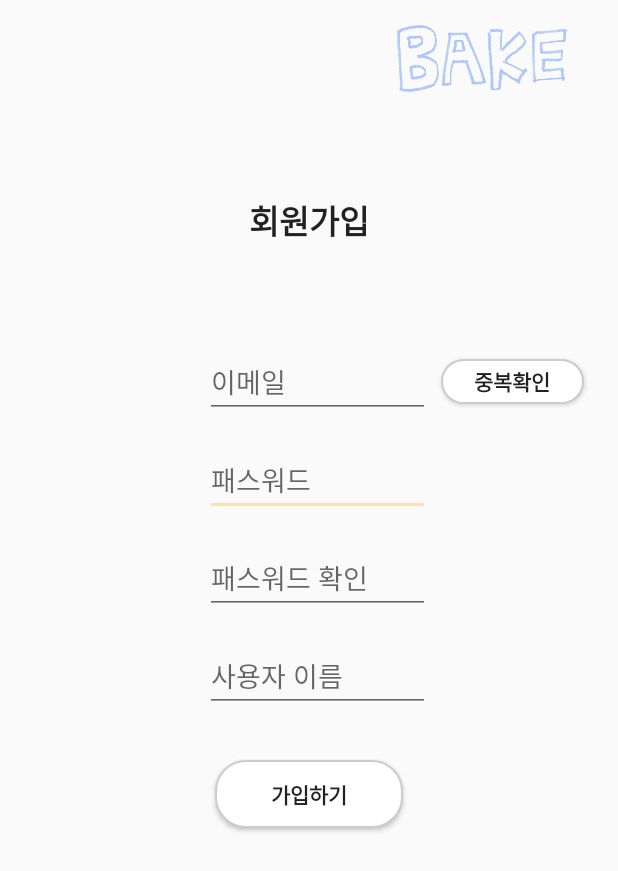
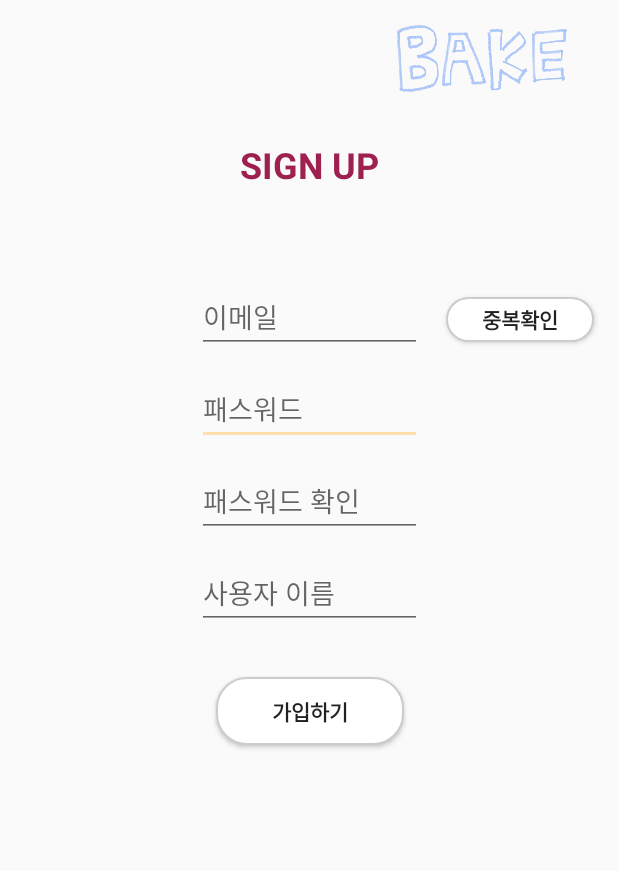
Before and after one commit to SMU-BakE/recommended_music_final, an Android app: the SignUpActivity screen opened directly, with no data from a screen before it, on a phone screen of 412 x 824 dp. Shown: the top 871 px of the screen. Run offline under Robolectric (Android 15) with nearby library versions, the phone set to English and light mode, and no system bars.

Commit message:
sign_up.xml 디자인 업데이트 필요

```diff
--- a/app/src/main/res/layout/activity_sign_up.xml
+++ b/app/src/main/res/layout/activity_sign_up.xml
@@ -14,34 +14,34 @@
         android:background="@drawable/button_login"
         android:text="가입하기"
         android:textStyle="bold"
-        app:layout_constraintEnd_toEndOf="parent"
-        app:layout_constraintStart_toStartOf="parent"
+        app:layout_constraintEnd_toEndOf="@+id/signup_user"
+        app:layout_constraintStart_toStartOf="@+id/signup_user"
         app:layout_constraintTop_toBottomOf="@+id/signup_user" />
 
     <Button
         android:id="@+id/signup_idck"
-        android:layout_width="95dp"
+        android:layout_width="0dp"
         android:layout_height="30dp"
-        android:layout_marginTop="76dp"
+        android:layout_marginStart="16dp"
         android:layout_marginEnd="16dp"
         android:background="@drawable/button_login"
         android:text="중복확인"
         android:textColorLink="@color/colorPrimaryDark"
         android:textStyle="bold"
+        app:layout_constraintBottom_toBottomOf="@+id/signup_email"
         app:layout_constraintEnd_toEndOf="parent"
         app:layout_constraintStart_toEndOf="@+id/signup_email"
-        app:layout_constraintTop_toBottomOf="@+id/textView3" />
+        app:layout_constraintTop_toTopOf="@+id/signup_email" />
 
     <EditText
         android:id="@+id/signup_pw"
         android:layout_width="150dp"
         android:layout_height="45dp"
-        android:layout_marginTop="20dp"
+        android:layout_marginTop="16dp"
         android:ems="10"
         android:hint="패스워드"
         android:inputType="textPassword"
         android:textAppearance="@style/TextAppearance.AppCompat.Medium"
-        app:layout_constraintBottom_toTopOf="@+id/signup_pwck"
         app:layout_constraintStart_toStartOf="@+id/signup_email"
         app:layout_constraintTop_toBottomOf="@+id/signup_email" />
 
@@ -49,12 +49,11 @@
         android:id="@+id/signup_pwck"
         android:layout_width="150dp"
         android:layout_height="45dp"
-        android:layout_marginTop="20dp"
+        android:layout_marginTop="16dp"
         android:ems="10"
         android:hint="패스워드 확인"
         android:inputType="textPassword"
         android:textAppearance="@style/TextAppearance.AppCompat.Medium"
-        app:layout_constraintBottom_toTopOf="@+id/signup_user"
         app:layout_constraintStart_toStartOf="@+id/signup_pw"
         app:layout_constraintTop_toBottomOf="@+id/signup_pw" />
 
@@ -72,29 +71,24 @@
         android:id="@+id/signup_email"
         android:layout_width="150dp"
         android:layout_height="45dp"
-        android:layout_marginStart="130dp"
-        android:layout_marginTop="70dp"
+        android:layout_marginTop="64dp"
         android:ems="10"
         android:hint="이메일"
         android:inputType="textEmailAddress"
         android:textAppearance="@style/TextAppearance.AppCompat.Medium"
-        app:layout_constraintBottom_toTopOf="@+id/signup_pw"
-        app:layout_constraintEnd_toStartOf="@+id/signup_idck"
-        app:layout_constraintHorizontal_bias="0.5"
-        app:layout_constraintStart_toStartOf="parent"
+        app:layout_constraintEnd_toEndOf="@+id/textView3"
+        app:layout_constraintStart_toStartOf="@+id/textView3"
         app:layout_constraintTop_toBottomOf="@+id/textView3" />
 
     <EditText
         android:id="@+id/signup_user"
         android:layout_width="150dp"
         android:layout_height="45dp"
-        android:layout_marginTop="20dp"
-        android:layout_marginBottom="5dp"
+        android:layout_marginTop="16dp"
         android:ems="10"
         android:hint="사용자 이름"
         android:inputType="textPersonName"
         android:textAppearance="@style/TextAppearance.AppCompat.Medium"
-        app:layout_constraintBottom_toTopOf="@+id/signup_button"
         app:layout_constraintStart_toStartOf="@+id/signup_pwck"
         app:layout_constraintTop_toBottomOf="@+id/signup_pwck" />
 
@@ -102,13 +96,16 @@
         android:id="@+id/textView3"
         android:layout_width="wrap_content"
         android:layout_height="wrap_content"
-        android:layout_marginTop="130dp"
-        android:text="회원가입"
+        android:layout_marginTop="32dp"
+        android:text="SIGN UP"
+        android:textAllCaps="false"
         android:textAppearance="@style/TextAppearance.AppCompat.Large"
+        android:textColor="@color/colorPrimaryDark"
+        android:textSize="24sp"
         android:textStyle="bold"
         app:layout_constraintEnd_toEndOf="parent"
         app:layout_constraintStart_toStartOf="parent"
-        app:layout_constraintTop_toTopOf="parent" />
+        app:layout_constraintTop_toBottomOf="@+id/imageView7" />
 
 
 </androidx.constraintlayout.widget.ConstraintLayout>
```
